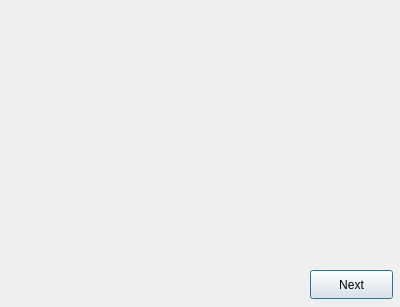
Before: the Qt Designer form GUI/SleepInducer/secondwindow.ui in aaryashah1010/Capstone-Sleepinducer, drawn with Qt 5.
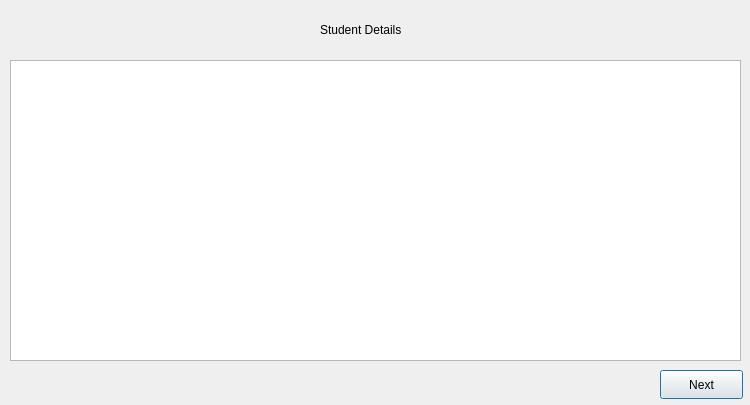
After: the same form once the commit is applied.

Patch:
```diff
--- a/GUI/SleepInducer/secondwindow.ui
+++ b/GUI/SleepInducer/secondwindow.ui
@@ -6,8 +6,8 @@
    <rect>
     <x>0</x>
     <y>0</y>
-    <width>400</width>
-    <height>307</height>
+    <width>750</width>
+    <height>405</height>
    </rect>
   </property>
   <property name="windowTitle">
@@ -16,8 +16,8 @@
   <widget class="QPushButton" name="pushButton">
    <property name="geometry">
     <rect>
-     <x>310</x>
-     <y>270</y>
+     <x>660</x>
+     <y>370</y>
      <width>83</width>
      <height>29</height>
     </rect>
@@ -26,6 +26,29 @@
     <string>Next</string>
    </property>
   </widget>
+  <widget class="QLabel" name="label">
+   <property name="geometry">
+    <rect>
+     <x>320</x>
+     <y>20</y>
+     <width>101</width>
+     <height>20</height>
+    </rect>
+   </property>
+   <property name="text">
+    <string>Student Details</string>
+   </property>
+  </widget>
+  <widget class="QListView" name="listView">
+   <property name="geometry">
+    <rect>
+     <x>10</x>
+     <y>60</y>
+     <width>731</width>
+     <height>301</height>
+    </rect>
+   </property>
+  </widget>
  </widget>
  <resources/>
  <connections/>
```
